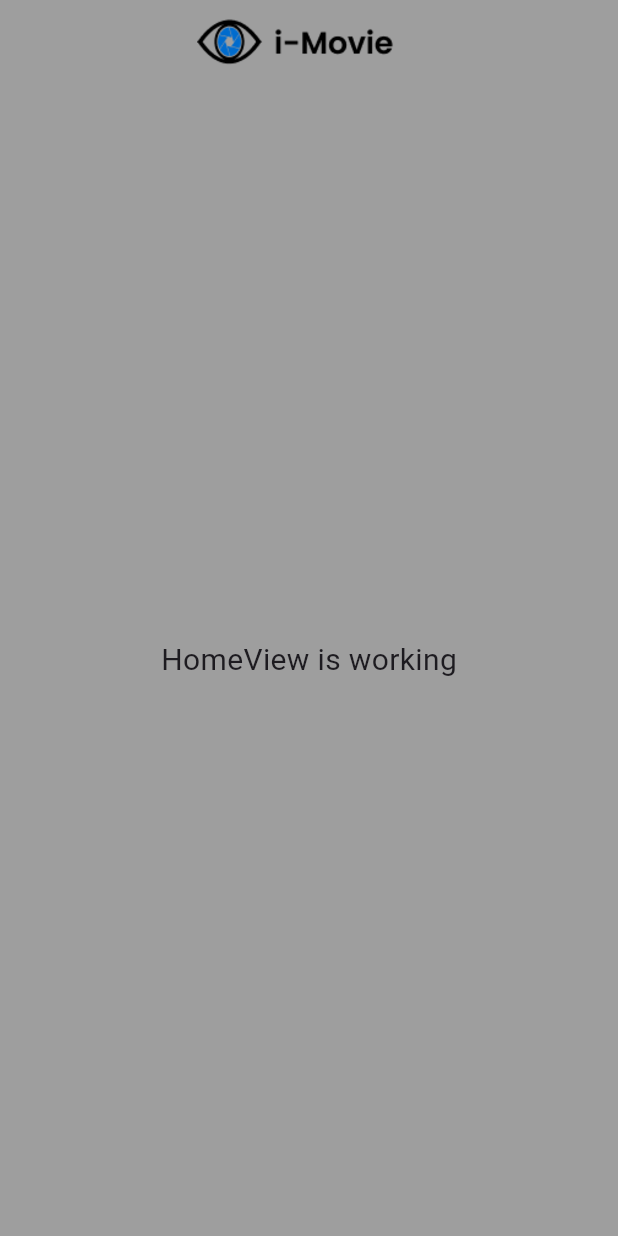
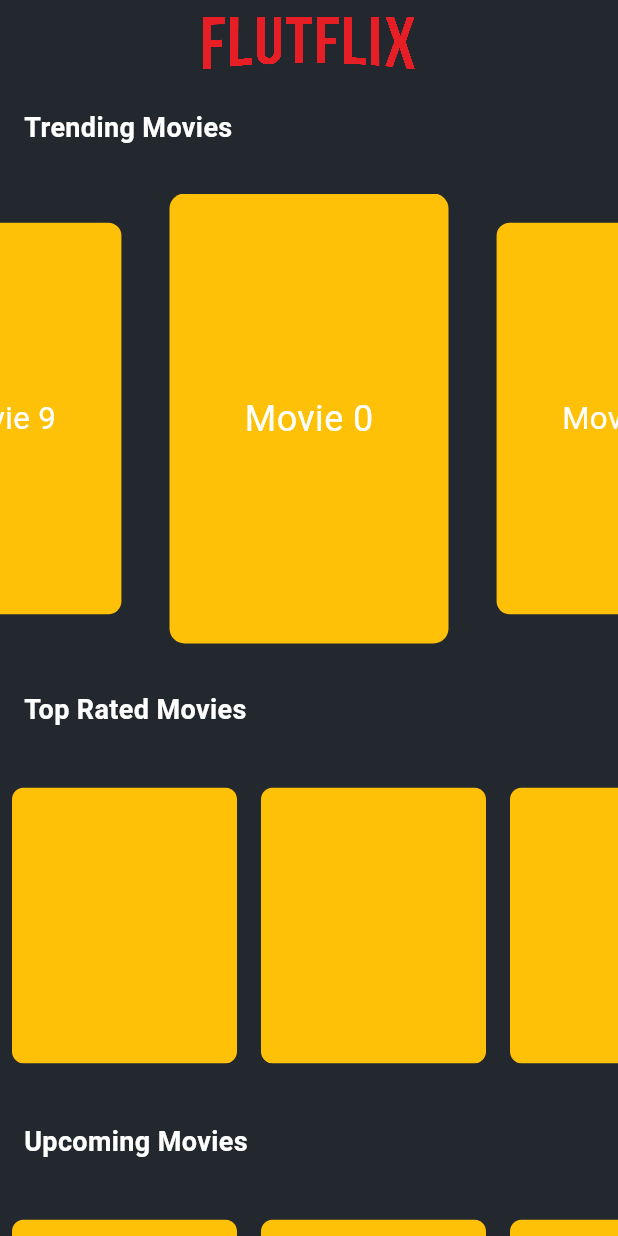
Before and after one commit to HernanFebri/movie_app_getx, a Flutter app: the screen it shows after launch, on a phone screen of 412 x 824 dp. Run offline on Flutter 3.47's test engine with Material 3 defaults, Android fonts, the phone set to English and light mode, and no system bars; drawn by our look-alikes of carousel_slider; our stand-ins replace get.

Commit message:
Menambahkan Slider di Halaman Home

```diff
--- a/lib/app/modules/SplashScreen/views/splash_screen_view.dart
+++ b/lib/app/modules/SplashScreen/views/splash_screen_view.dart
@@ -9,22 +9,18 @@ class SplashScreenView extends GetView<SplashScreenController> {
   @override
   Widget build(BuildContext context) {
     return Scaffold(
-      body: Container(
-        // Gunakan BoxDecoration untuk gradasi warna
-        decoration: const BoxDecoration(
-          gradient: LinearGradient(
-            colors: [AppColors.primaryColor, AppColors.scaffoldBgColor2],
-            begin: Alignment.topCenter,
-            end: Alignment.bottomCenter,
-          ),
-        ),
-        child: Center(
+      backgroundColor: AppColors.scaffoldBgColor,
+      body: Center(
         child: Column(
           mainAxisAlignment: MainAxisAlignment.center,
           children: [
-              Image.asset('assets/logo_splash.png'),
+            Image.asset(
+              'assets/logo.png',
+              fit: BoxFit.cover,
+              filterQuality: FilterQuality.high,
+            ),
             const SizedBox(
-                height: 20,
+              height: 50,
             ),
             const CircularProgressIndicator(
               color: AppColors.loadingIndicatorColor,
@@ -32,7 +28,6 @@ class SplashScreenView extends GetView<SplashScreenController> {
           ],
         ),
       ),
-      ),
     );
   }
 }
--- a/lib/app/modules/home/views/home_view.dart
+++ b/lib/app/modules/home/views/home_view.dart
@@ -1,30 +1,82 @@
 import 'package:flutter/material.dart';
-
 import 'package:get/get.dart';
 import 'package:movie_app/utils/colors.dart';
-
+import '../../../../widgets/movies_slider.dart';
+import '../../../../widgets/trending_slider.dart';
 import '../controllers/home_controller.dart';
 
 class HomeView extends GetView<HomeController> {
   const HomeView({super.key});
+
   @override
   Widget build(BuildContext context) {
     return Scaffold(
-      backgroundColor: AppColors.scaffoldBgColor2,
+      backgroundColor: AppColors.scaffoldBgColor,
       appBar: AppBar(
         backgroundColor: Colors.transparent,
         title: Image.asset(
-          'assets/logo_home.png',
+          'assets/logo.png',
           fit: BoxFit.cover,
           height: 40,
           filterQuality: FilterQuality.high,
         ),
         centerTitle: true,
       ),
-      body: const Center(
-        child: Text(
-          'HomeView is working',
-          style: TextStyle(fontSize: 20),
+      body: const SingleChildScrollView(
+        physics: BouncingScrollPhysics(),
+        child: Column(
+          crossAxisAlignment: CrossAxisAlignment.start,
+          children: [
+            Padding(
+              padding: EdgeInsets.all(16.0),
+              child: Text(
+                'Trending Movies',
+                style: TextStyle(
+                  color: AppColors.textColor,
+                  fontSize: 18,
+                  fontWeight: FontWeight.bold,
+                ),
+              ),
+            ),
+            SizedBox(
+              height: 15,
+            ),
+            TrendingSlider(),
+            SizedBox(
+              height: 15,
+            ),
+            Padding(
+              padding: EdgeInsets.all(16.0),
+              child: Text(
+                "Top Rated Movies",
+                style: TextStyle(
+                    color: AppColors.textColor,
+                    fontSize: 18,
+                    fontWeight: FontWeight.bold),
+              ),
+            ),
+            SizedBox(
+              height: 15,
+            ),
+            MoviesSlider(),
+            SizedBox(
+              height: 15,
+            ),
+            Padding(
+              padding: EdgeInsets.all(16.0),
+              child: Text(
+                "Upcoming Movies",
+                style: TextStyle(
+                    color: AppColors.textColor,
+                    fontSize: 18,
+                    fontWeight: FontWeight.bold),
+              ),
+            ),
+            SizedBox(
+              height: 15,
+            ),
+            MoviesSlider()
+          ],
         ),
       ),
     );
--- a/lib/utils/colors.dart
+++ b/lib/utils/colors.dart
@@ -3,10 +3,7 @@ import 'package:flutter/material.dart';
 // Definisikan warna-warna yang akan digunakan di aplikasi
 class AppColors {
   static const Color scaffoldBgColor = Color(0xFF23272E);
-  static const Color scaffoldBgColor1 = Color(0xFF607D8B); // Biru Abu-Abu
-  static const Color scaffoldBgColor2 = Color(0xFF9E9E9E); // Abu-Abu Monyet
   static const Color textColor = Color(0xFFFFFFFF); // Putih
   static const Color loadingIndicatorColor = Color(0xFF424242);
-  static const Color primaryColor = Color(0xFFF5F5F5); // Putih Gading
   static const Color ratingColor = Color(0xFFFFC107);
 }
--- /dev/null
+++ b/lib/widgets/movies_slider.dart
@@ -0,0 +1,33 @@
+import 'package:flutter/material.dart';
+
+class MoviesSlider extends StatelessWidget {
+  const MoviesSlider({
+    super.key,
+  });
+
+  @override
+  Widget build(BuildContext context) {
+    return SizedBox(
+      height: 200,
+      width: double.infinity,
+      child: ListView.builder(
+        scrollDirection: Axis.horizontal,
+        physics: const BouncingScrollPhysics(),
+        itemCount: 10,
+        itemBuilder: (context, index) {
+          return Padding(
+            padding: const EdgeInsets.all(8.0),
+            child: ClipRRect(
+              borderRadius: BorderRadius.circular(8),
+              child: Container(
+                color: Colors.amber,
+                height: 200,
+                width: 150,
+              ),
+            ),
+          );
+        },
+      ),
+    );
+  }
+}
--- /dev/null
+++ b/lib/widgets/trending_slider.dart
@@ -0,0 +1,46 @@
+import 'package:carousel_slider/carousel_slider.dart';
+import 'package:flutter/material.dart';
+
+class TrendingSlider extends StatelessWidget {
+  const TrendingSlider({
+    super.key,
+  });
+
+  @override
+  Widget build(BuildContext context) {
+    return SizedBox(
+      width: double.infinity,
+      child: CarouselSlider.builder(
+        itemCount: 10,
+        options: CarouselOptions(
+            viewportFraction: 0.5,
+            aspectRatio: 16 / 9,
+            height: 300,
+            enlargeCenterPage: true,
+            autoPlay: true,
+            autoPlayCurve: Curves.fastOutSlowIn,
+            autoPlayAnimationDuration: const Duration(seconds: 1)),
+        itemBuilder: (context, itemindex, pageViewIndex) {
+          return Container(
+            margin: const EdgeInsets.symmetric(horizontal: 10),
+            decoration: BoxDecoration(
+              color: Colors.amber,
+              borderRadius: BorderRadius.circular(10),
+            ),
+            height: 300,
+            width: 200,
+            child: Center(
+              child: Text(
+                'Movie $itemindex',
+                style: const TextStyle(
+                  color: Colors.white,
+                  fontSize: 24,
+                ),
+              ),
+            ),
+          );
+        },
+      ),
+    );
+  }
+}
--- a/pubspec.yaml
+++ b/pubspec.yaml
@@ -16,6 +16,7 @@ dependencies:
   get: ^4.6.6
   lottie: ^3.1.2
   page_transition: ^2.1.0
+  carousel_slider: ^5.0.0
 
 dev_dependencies:
   flutter_test:
```
Also changed, not shown: assets/logo.png (added), assets/logo_home.png (deleted), assets/logo_splash.png (deleted), pubspec.lock. Lines whose indentation alone changed are shown as unchanged.
